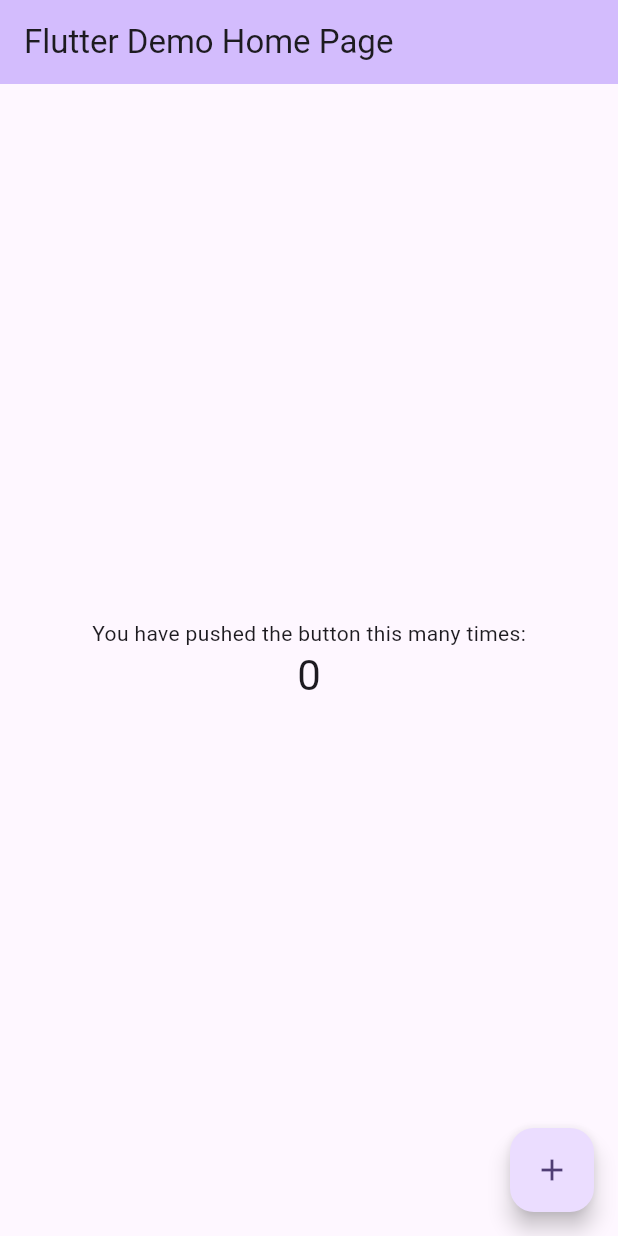
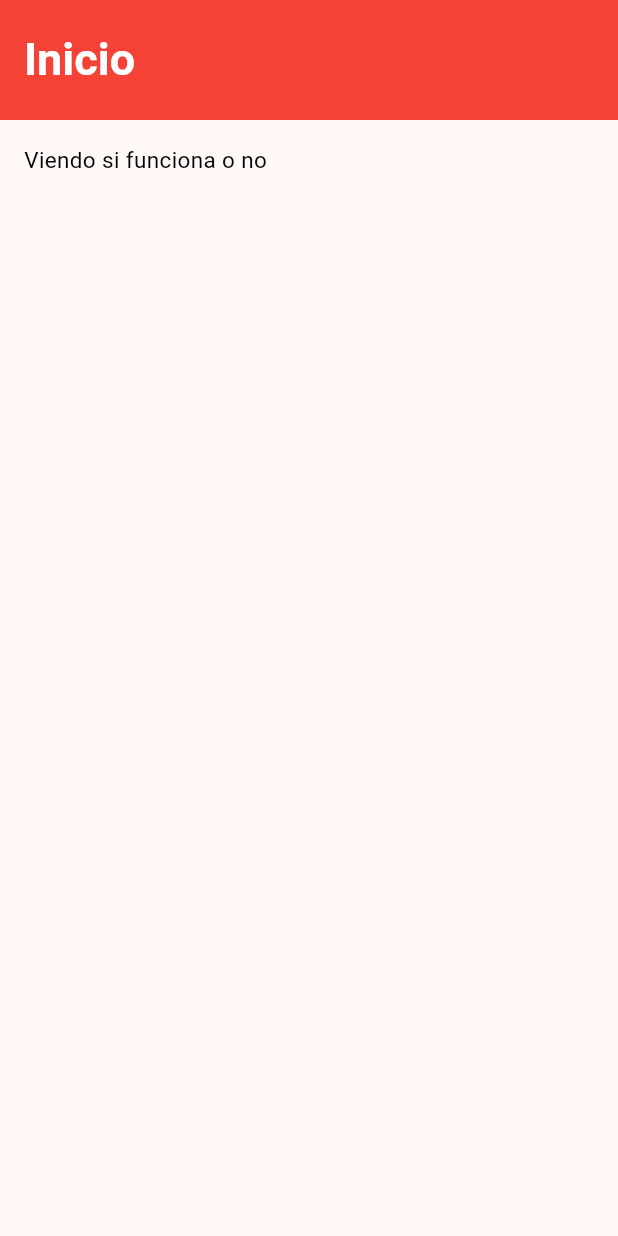
Before and after one commit to danielmnz/therafy_app, a Flutter app: the screen it shows after launch, on a phone screen of 412 x 824 dp. Run offline on Flutter 3.47's test engine with Material 3 defaults, Android fonts, the phone set to English and light mode, and no system bars.

Commit message:
avance viernes 24 abril, pantalla home básica

```diff
--- a/lib/main.dart
+++ b/lib/main.dart
@@ -1,4 +1,5 @@
 import 'package:flutter/material.dart';
+import 'package:therafy_app/ui/screens/home_screen.dart';
 
 void main() {
   runApp(const MyApp());
@@ -13,9 +14,14 @@ class MyApp extends StatelessWidget {
     return MaterialApp(
       title: 'Therafy App',
       theme: ThemeData(
-        colorScheme: .fromSeed(seedColor: Colors.deepPurple),
+        colorScheme: ColorScheme.fromSeed(
+          seedColor: const Color.fromARGB(255, 212, 59, 59),
+          primary: Colors.orange,
+          secondary: Colors.white,
+        ),
       ),
-      home: const MyHomePage(title: 'Flutter Demo Home Page'),
+      debugShowCheckedModeBanner: false, //quitar el debug de la esquina
+      home: const HomeScreen(),
     );
   }
 }
--- /dev/null
+++ b/lib/ui/screens/home_screen.dart
@@ -0,0 +1,36 @@
+import 'package:flutter/material.dart';
+
+class HomeScreen extends StatelessWidget {
+  const HomeScreen({Key? key}) : super(key: key);
+  @override
+  Widget build(BuildContext context) {
+    return Scaffold(
+      appBar: AppBar(
+        title: const Text(
+          'Inicio',
+          style: TextStyle(
+            fontSize: 30,
+            fontWeight: FontWeight.bold,
+            color: Colors.white,
+          ),
+        ),
+        backgroundColor: Colors.red,
+        toolbarHeight: 80, //tamaño de la barra
+      ),
+      body: Padding(
+        padding: const EdgeInsets.all(16),
+        child: Column(
+          children: [
+            Text(
+              "Viendo si funciona o no",
+              style: TextStyle(
+                fontSize: 15,
+                color: Colors.black,
+              ),
+            ),
+          ],
+        ),
+      ),
+    );
+  }
+}
--- a/pubspec.yaml
+++ b/pubspec.yaml
@@ -57,6 +57,10 @@ flutter:
   # the material Icons class.
   uses-material-design: true
 
+  assets:
+    - assets/images/
+    - assets/icons/
+
   # To add assets to your application, add an assets section, like this:
   # assets:
   #   - images/a_dot_burr.jpeg
```
Also changed, not shown: lib/ui/bottom_navigation.dart (added, +77 -0 lines).
